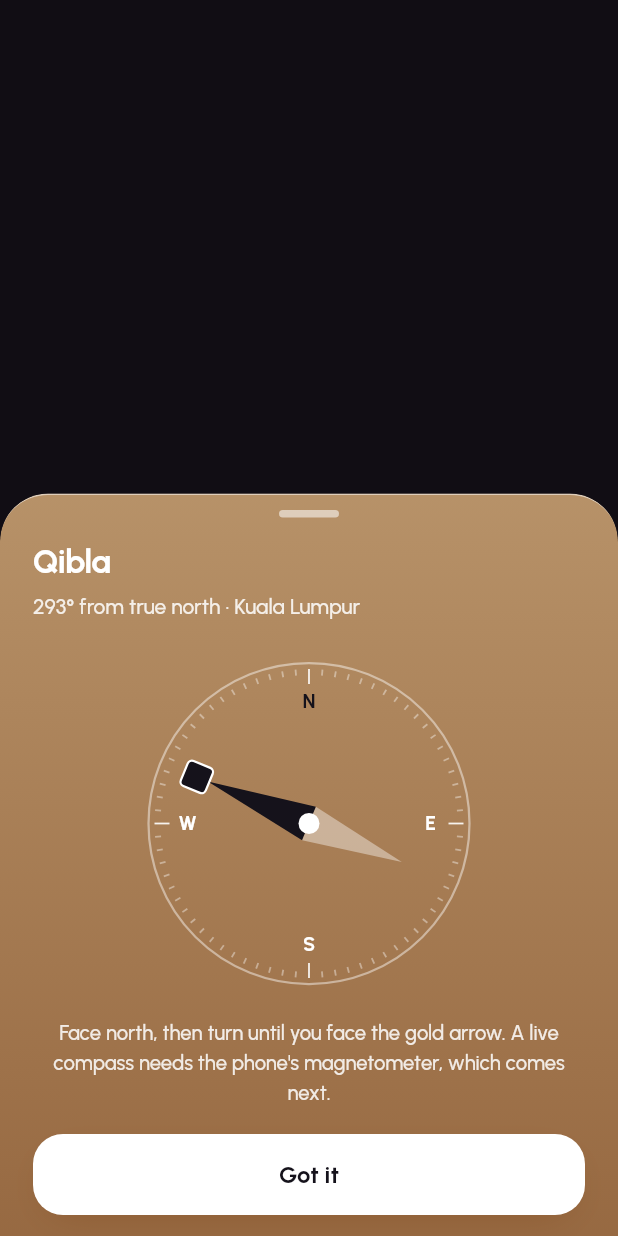
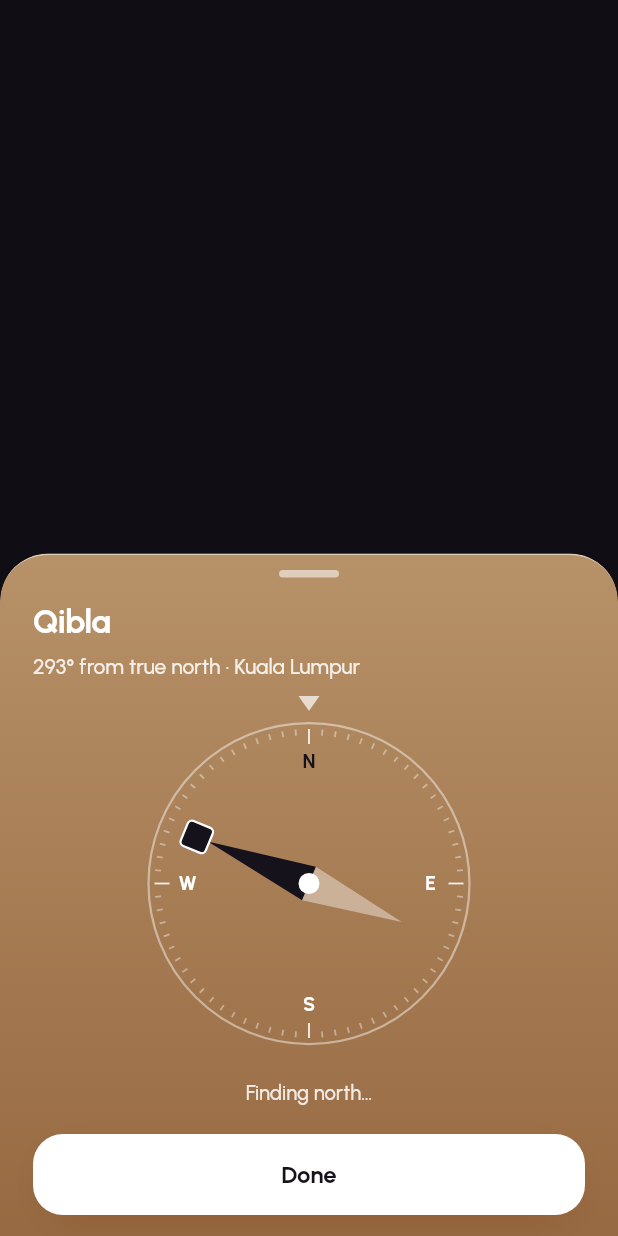
Before and after one commit to RizwanATC/ilm-islamic-companian, a Flutter app: what showQiblaSheet() shows on an empty page, opened directly, on a phone screen of 412 x 824 dp. Run offline on Flutter 3.47's test engine with Material 3 defaults, Android fonts, the phone set to English and light mode, and no system bars; our stand-ins replace adhan, flutter_compass, flutter_svg, geolocator, google_fonts, hijri and 3 more; accounts and stored records are empty; network calls fail; statements that could not run were skipped.

Commit message:
Live Qibla compass, shared recitation player, new packages
The Qibla sheet now turns with the phone's compass and says which way to
turn, with a fallback message on phones without one. Adds a shared
Recitation service that streams ayah-by-ayah audio from everyayah.com for
the four listed reciters. Adds just_audio, flutter_local_notifications,
timezone, flutter_timezone, flutter_compass and path_provider.

Co-Authored-By: Claude Opus 5.5 (1M context) <noreply@anthropic.com>
Claude-Session: https://claude.ai/code/session_01TqF5PKpJnT3rcqyDTXwETE

```diff
--- a/lib/widgets/sheets.dart
+++ b/lib/widgets/sheets.dart
@@ -1,6 +1,7 @@
 import 'dart:math' as math;
 
 import 'package:flutter/material.dart';
+import 'package:flutter_compass/flutter_compass.dart';
 import 'package:lucide_icons_flutter/lucide_icons.dart';
 
 import '../data/quran_data.dart';
@@ -14,7 +15,16 @@ import '../theme.dart';
 void showQiblaSheet(BuildContext context) {
   final app = AppState.instance;
   final b = app.qiblaBearing;
+  final events = FlutterCompass.events;
   showGlassSheet(context, builder: (ctx) {
+    return StreamBuilder<CompassEvent>(
+      stream: events,
+      builder: (ctx, snap) {
+        final heading = snap.data?.heading;
+        final live = heading != null;
+        // How far the phone is from facing the Qibla, -180..180.
+        final off = live ? ((b - heading + 540) % 360) - 180 : 0.0;
+        final aligned = live && off.abs() <= 5;
         return Column(children: [
           SheetTitle('Qibla',
               sub: '${b.toStringAsFixed(0)}° from true north · ${app.placeName}'),
@@ -22,27 +32,59 @@ void showQiblaSheet(BuildContext context) {
           SizedBox(
             width: 230,
             height: 230,
-        child: CustomPaint(painter: _QiblaPainter(b)),
+            child: TweenAnimationBuilder<double>(
+              tween: Tween(end: heading ?? 0),
+              duration: const Duration(milliseconds: 250),
+              builder: (_, h, _) => CustomPaint(
+                  painter: _QiblaPainter(b, heading: live ? h : 0, aligned: aligned)),
+            ),
           ),
           const SizedBox(height: 14),
           Text(
-          'Face north, then turn until you face the gold arrow. '
-          'A live compass needs the phone\'s magnetometer, which comes next.',
+              !live
+                  ? (events == null
+                      ? 'This phone has no compass. Face north, then turn until '
+                          'you face the gold arrow.'
+                      : 'Finding north…')
+                  : aligned
+                      ? 'You are facing the Qibla.'
+                      : 'Turn ${off > 0 ? 'right' : 'left'} ${off.abs().round()}° '
+                          'until the arrow points straight up.',
               textAlign: TextAlign.center,
-          style: T.ui(13.5, c: S.muted, w: FontWeight.w500, h: 1.45)),
+              style: T.ui(aligned ? 15 : 13.5,
+                  c: aligned ? S.accent : S.muted,
+                  w: aligned ? FontWeight.w800 : FontWeight.w500,
+                  h: 1.45)),
+          if (live) ...[
+            const SizedBox(height: 6),
+            Text('Keep the phone flat and away from metal.',
+                textAlign: TextAlign.center,
+                style: T.ui(12, c: S.muted, w: FontWeight.w500)),
+          ],
           const SizedBox(height: 18),
-      SheetButton(label: 'Got it', onTap: () => Navigator.pop(ctx)),
+          SheetButton(label: 'Done', onTap: () => Navigator.pop(ctx)),
         ]);
+      },
+    );
   });
 }
 
 class _QiblaPainter extends CustomPainter {
-  _QiblaPainter(this.bearing);
+  _QiblaPainter(this.bearing, {this.heading = 0, this.aligned = false});
   final double bearing;
+
+  /// Which way the phone points (0 = north); the dial turns against it.
+  final double heading;
+  final bool aligned;
   @override
   void paint(Canvas canvas, Size size) {
     final c = size.center(Offset.zero);
     final r = size.width / 2 - 8;
+    // Rotate the whole dial so north on screen matches real north.
+    canvas.save();
+    canvas.translate(c.dx, c.dy);
+    canvas.rotate(-heading * math.pi / 180);
+    canvas.translate(-c.dx, -c.dy);
     canvas.drawCircle(
         c,
         r,
@@ -82,7 +124,7 @@ class _QiblaPainter extends CustomPainter {
       ..lineTo(12, 0)
       ..lineTo(-12, 0)
       ..close();
-    canvas.drawPath(arrow, Paint()..color = C.ink);
+    canvas.drawPath(arrow, Paint()..color = aligned ? S.accent : C.ink);
     final tail = Path()
       ..moveTo(0, r - 40)
       ..lineTo(12, 0)
@@ -100,11 +142,21 @@ class _QiblaPainter extends CustomPainter {
           ..strokeWidth = 1.5
           ..color = Colors.white);
     canvas.restore();
+    canvas.restore();
+    // Fixed marker at the top: line the arrow up with it.
+    final mark = Path()
+      ..moveTo(c.dx, 0)
+      ..lineTo(c.dx + 7, -10)
+      ..lineTo(c.dx - 7, -10)
+      ..close();
+    canvas.drawPath(
+        mark, Paint()..color = aligned ? S.accent : Colors.white.withValues(alpha: .7));
     canvas.drawCircle(c, 7, Paint()..color = Colors.white);
   }
 
   @override
-  bool shouldRepaint(_QiblaPainter old) => old.bearing != bearing;
+  bool shouldRepaint(_QiblaPainter old) =>
+      old.bearing != bearing || old.heading != heading || old.aligned != aligned;
 }
 
 // ------------------------------------------------------------------ method
--- a/pubspec.yaml
+++ b/pubspec.yaml
@@ -43,6 +43,12 @@ dependencies:
   hijri: ^3.0.1
   flutter_svg: ^2.3.0
   lucide_icons_flutter: ^3.1.20
+  just_audio: ^0.10.6
+  flutter_local_notifications: ^22.3.1
+  timezone: ^0.11.1
+  flutter_timezone: ^5.1.1
+  flutter_compass: ^0.8.1
+  path_provider: ^2.1.6
 
 dev_dependencies:
   flutter_test:
```
Also changed, not shown: lib/services/recitation.dart (added, +79 -0 lines), pubspec.lock. Lines whose indentation alone changed are shown as unchanged.
